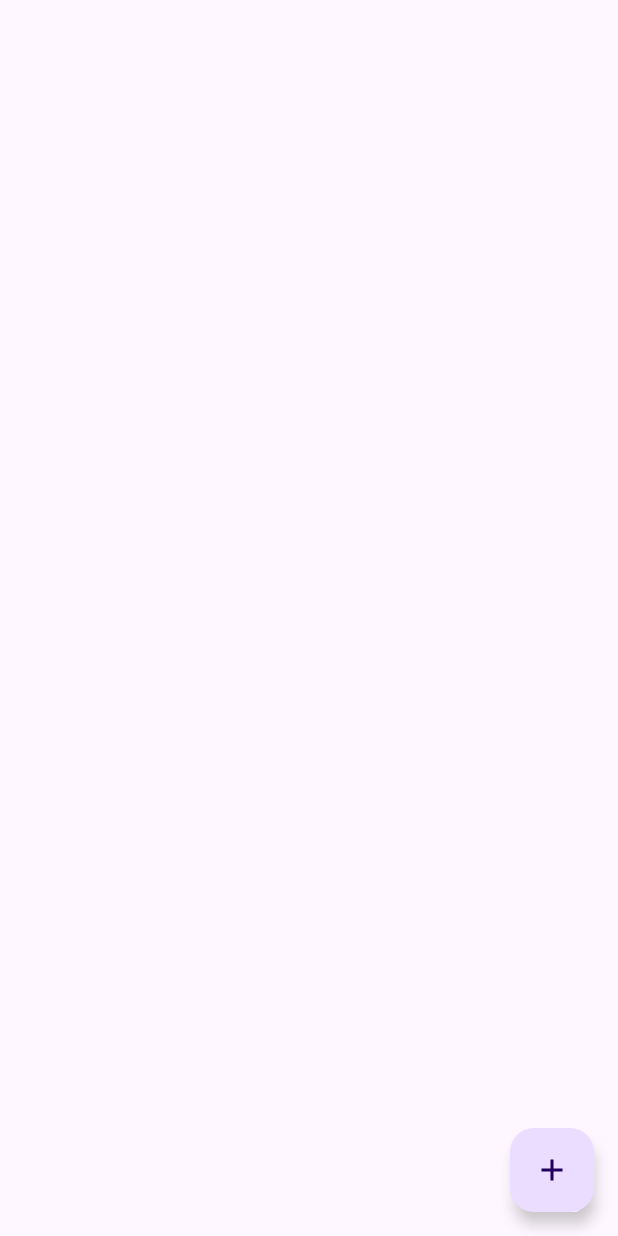
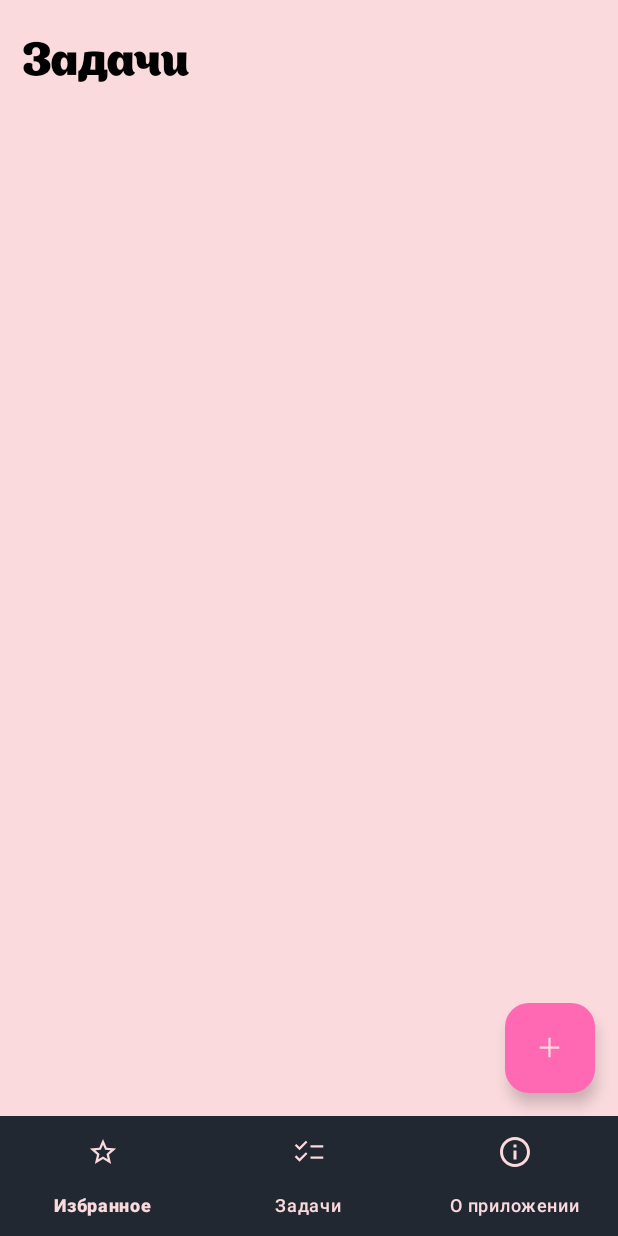
Before and after one commit to Nasri9358/TickTack, an Android app: the layout activity_main.xml on its own in the app's theme, with its tools: preview values and no code run, on a phone screen of 412 x 824 dp. Run offline under Robolectric (Android 15) with nearby library versions, the phone set to English and light mode, and no system bars.

Commit message:
подключение вьюшек

```diff
--- a/app/src/main/java/com/bignerdranch/android/ticktack/TaskDetailActivity.kt
+++ b/app/src/main/java/com/bignerdranch/android/ticktack/TaskDetailActivity.kt
@@ -1,7 +1,6 @@
 package com.bignerdranch.android.ticktack
 
 import android.os.Bundle
-import android.os.PersistableBundle
 import android.widget.Button
 import android.widget.EditText
 import androidx.appcompat.app.AppCompatActivity
@@ -12,7 +11,7 @@ class TaskDetailActivity : AppCompatActivity() {
 
     override fun onCreate(savedInstanceState: Bundle?) {
         super.onCreate(savedInstanceState)
-        setContentView(R.layout.activity_task_detail)
+        setContentView(R.layout.activity_task)
 
         taskViewModel = ViewModelProvider(this).get(TaskViewModel::class.java)
 
--- /dev/null
+++ b/app/src/main/res/drawable/ic_calendar.xml
@@ -0,0 +1,6 @@
+<?xml version="1.0" encoding="utf-8"?>
+<vector android:height="16dp" android:tint="#000000"
+    android:viewportHeight="24" android:viewportWidth="24"
+    android:width="16dp" xmlns:android="http://schemas.android.com/apk/res/android">
+    <path android:fillColor="@android:color/white" android:pathData="M19,4h-1V2h-2v2H8V2H6v2H5C3.89,4 3.01,4.9 3.01,6L3,20c0,1.1 0.89,2 2,2h14c1.1,0 2,-0.9 2,-2V6C21,4.9 20.1,4 19,4zM19,20H5V10h14V20zM9,14H7v-2h2V14zM13,14h-2v-2h2V14zM17,14h-2v-2h2V14zM9,18H7v-2h2V18zM13,18h-2v-2h2V18zM17,18h-2v-2h2V18z"/>
+</vector>
--- /dev/null
+++ b/app/src/main/res/drawable/ic_favourite.xml
@@ -0,0 +1,10 @@
+<?xml version="1.0" encoding="utf-8"?>
+<vector xmlns:android="http://schemas.android.com/apk/res/android"
+    android:width="24dp"
+    android:height="24dp"
+    android:viewportWidth="24"
+    android:viewportHeight="24">
+    <path
+        android:pathData="M8.85,16.825L12,14.925L15.15,16.85L14.325,13.25L17.1,10.85L13.45,10.525L12,7.125L10.55,10.5L6.9,10.825L9.675,13.25L8.85,16.825ZM6.575,19.962L8.008,13.792L3.221,9.644L9.537,9.096L12,3.279L14.463,9.096L20.779,9.644L15.992,13.792L17.425,19.962L12,16.688L6.575,19.962Z"
+        android:fillColor="@color/accentColor"/>
+</vector>
--- /dev/null
+++ b/app/src/main/res/drawable/ic_info.xml
@@ -0,0 +1,6 @@
+<?xml version="1.0" encoding="utf-8"?>
+<vector android:height="24dp" android:tint="#000000"
+    android:viewportHeight="24" android:viewportWidth="24"
+    android:width="24dp" xmlns:android="http://schemas.android.com/apk/res/android">
+    <path android:fillColor="@android:color/white" android:pathData="M11,7h2v2h-2V7zM11,11h2v6h-2V11zM12,2C6.48,2 2,6.48 2,12s4.48,10 10,10s10,-4.48 10,-10S17.52,2 12,2zM12,20c-4.41,0 -8,-3.59 -8,-8s3.59,-8 8,-8s8,3.59 8,8S16.41,20 12,20z"/>
+</vector>
--- /dev/null
+++ b/app/src/main/res/drawable/ic_plus.xml
@@ -0,0 +1,10 @@
+<?xml version="1.0" encoding="utf-8"?>
+<vector xmlns:android="http://schemas.android.com/apk/res/android"
+    android:width="24dp"
+    android:height="24dp"
+    android:viewportWidth="24"
+    android:viewportHeight="24">
+    <path
+        android:pathData="M6.25,7.75H0.5V6.25H6.25V0.5H7.75V6.25H13.5V7.75H7.75V13.5H6.25V7.75Z"
+        android:fillColor="#EEEEEE"/>
+</vector>
--- /dev/null
+++ b/app/src/main/res/drawable/ic_task_group_small.xml
@@ -0,0 +1,6 @@
+<?xml version="1.0" encoding="utf-8"?>
+<vector android:autoMirrored="true" android:height="16dp"
+android:tint="#000000" android:viewportHeight="24"
+android:viewportWidth="24" android:width="16dp" xmlns:android="http://schemas.android.com/apk/res/android">
+<path android:fillColor="@android:color/white" android:pathData="M4,10.5c-0.83,0 -1.5,0.67 -1.5,1.5s0.67,1.5 1.5,1.5 1.5,-0.67 1.5,-1.5 -0.67,-1.5 -1.5,-1.5zM4,4.5c-0.83,0 -1.5,0.67 -1.5,1.5S3.17,7.5 4,7.5 5.5,6.83 5.5,6 4.83,4.5 4,4.5zM4,16.5c-0.83,0 -1.5,0.68 -1.5,1.5s0.68,1.5 1.5,1.5 1.5,-0.68 1.5,-1.5 -0.67,-1.5 -1.5,-1.5zM7,19h14v-2L7,17v2zM7,13h14v-2L7,11v2zM7,5v2h14L21,5L7,5z"/>
+</vector>
--- /dev/null
+++ b/app/src/main/res/drawable/ic_tasks.xml
@@ -0,0 +1,10 @@
+<?xml version="1.0" encoding="utf-8"?>
+<vector xmlns:android="http://schemas.android.com/apk/res/android"
+    android:width="24dp"
+    android:height="24dp"
+    android:viewportWidth="24"
+    android:viewportHeight="24">
+    <path
+        android:pathData="M5.694,18.452L2.5,15.258L3.544,14.214L5.669,16.338L9.919,12.089L10.963,13.158L5.694,18.452ZM5.694,10.837L2.5,7.642L3.544,6.598L5.669,8.723L9.919,4.473L10.963,5.542L5.694,10.837ZM13.01,16.558V15.058H21.51V16.558H13.01ZM13.01,8.942V7.442H21.51V8.942H13.01Z"
+        android:fillColor="#EEEEEE"/>
+</vector>
--- a/app/src/main/res/layout/activity_main.xml
+++ b/app/src/main/res/layout/activity_main.xml
@@ -1,24 +1,60 @@
 <?xml version="1.0" encoding="utf-8"?>
-<RelativeLayout xmlns:android="http://schemas.android.com/apk/res/android"
+<androidx.constraintlayout.widget.ConstraintLayout xmlns:android="http://schemas.android.com/apk/res/android"
+    xmlns:app="http://schemas.android.com/apk/res-auto"
+    xmlns:tools="http://schemas.android.com/tools"
     android:layout_width="match_parent"
-    android:layout_height="match_parent">
+    android:layout_height="match_parent"
+    android:background="@color/primaryColor"
+    tools:context=".presentation.view.MainActivity">
 
-    <androidx.recyclerview.widget.RecyclerView
-        android:id="@+id/recyclerView"
+    <LinearLayout
+        android:id="@+id/linearLayout2"
         android:layout_width="match_parent"
-        android:layout_height="0dp"
-        android:layout_alignParentTop="true"
-        android:layout_above="@id/fab"
-        android:layout_marginBottom="16dp" />
+        android:layout_height="match_parent"
+        android:orientation="vertical">
+
+        <TextView
+            android:id="@+id/tvActivityTitle"
+            android:layout_width="match_parent"
+            android:layout_height="80dp"
+            android:gravity="center_vertical"
+            android:paddingStart="15dp"
+            android:text="@string/tasks"
+            android:textAppearance="@style/textHeaderStyle"
+            android:textSize="30sp"
+            app:layout_constraintEnd_toEndOf="parent"
+            app:layout_constraintStart_toStartOf="parent"
+            app:layout_constraintTop_toTopOf="parent" />
+
+        <FrameLayout
+            android:id="@+id/mainFrameLayout"
+            android:layout_width="match_parent"
+            android:layout_height="0dp"
+            android:layout_weight="1" />
+
+
+        <com.google.android.material.bottomnavigation.BottomNavigationView
+            android:id="@+id/navBottomMenu"
+            style="@style/bottomNavigationStyle"
+            android:layout_width="match_parent"
+            android:layout_height="80dp"
+            android:layout_gravity="start"
+            app:layout_constraintBottom_toBottomOf="parent"
+            app:menu="@menu/bottom_navigation_menu">
+
+        </com.google.android.material.bottomnavigation.BottomNavigationView>
+    </LinearLayout>
 
     <com.google.android.material.floatingactionbutton.FloatingActionButton
-        android:id="@+id/fab"
-        android:layout_width="wrap_content"
-        android:layout_height="wrap_content"
-        android:layout_alignParentBottom="true"
-        android:layout_alignParentEnd="true"
-        android:layout_margin="16dp"
-        android:src="@drawable/ic_add"
-        android:contentDescription="@string/add_tack" />
+        android:id="@+id/btnCreateItem"
+        style="@style/floatingButtonStyle"
+        android:layout_width="60dp"
+        android:layout_height="60dp"
+        android:layout_marginEnd="15dp"
+        android:layout_marginBottom="95dp"
+        android:src="@drawable/ic_plus"
+        app:fabCustomSize="70dp"
+        app:layout_constraintBottom_toBottomOf="@+id/linearLayout2"
+        app:layout_constraintEnd_toEndOf="parent" />
 
-</RelativeLayout>
+</androidx.constraintlayout.widget.ConstraintLayout>
--- /dev/null
+++ b/app/src/main/res/menu/bottom_navigation_menu.xml
@@ -0,0 +1,20 @@
+<?xml version="1.0" encoding="utf-8"?>
+<menu xmlns:android="http://schemas.android.com/apk/res/android">
+    <item
+        android:id="@+id/nav_favourive"
+        android:title="@string/isFavourite"
+        android:icon="@drawable/ic_favourite"
+        android:orderInCategory="1" />
+
+    <item
+        android:id="@+id/nav_tasks"
+        android:title="@string/tasks"
+        android:icon="@drawable/ic_tasks"
+        android:orderInCategory="2"/>
+
+    <item
+        android:id="@+id/nav_settings"
+        android:icon="@drawable/ic_info"
+        android:title="@string/about"
+        android:orderInCategory="3"/>
+</menu>
--- a/app/src/main/res/values/colors.xml
+++ b/app/src/main/res/values/colors.xml
@@ -1,5 +1,10 @@
 <?xml version="1.0" encoding="utf-8"?>
 <resources>
+    <color name="primaryColor">#fadadd</color>
     <color name="black">#FF000000</color>
     <color name="white">#FFFFFFFF</color>
+    <color name="secondaryColor">#222831</color>
+    <color name="accentColor">#FF69B4</color>
+    <color name="errorColor">#FF69B4</color>
+
 </resources>
--- /dev/null
+++ b/app/src/main/res/values/styles.xml
@@ -0,0 +1,34 @@
+<?xml version="1.0" encoding="utf-8"?>
+<resources>
+    <style name="textHeaderStyle">
+        <item name="android:fontFamily">@font/appetite</item>
+        <item name="android:textSize">30sp</item>
+    </style>
+    <style name="bottomNavigationStyle" parent="Widget.Material3.BottomNavigationView">
+        <item name="backgroundTint">@color/secondaryColor</item>
+        <item name="itemRippleColor">@color/accentColor</item>
+        <item name="itemIconTint">@color/primaryColor</item>
+        <item name="itemTextColor">@color/primaryColor</item>
+        <item name="itemActiveIndicatorStyle">@style/bottomNavigation.ActiveIndicatorStyle</item>
+    </style>
+    <style name="floatingButtonStyle" parent="Widget.Material3.FloatingActionButton.Primary">
+        <item name="android:layout_height">60dp</item>
+        <item name="android:layout_width">60dp</item>
+        <item name="backgroundTint">@color/accentColor</item>
+        <item name="tint">@color/primaryColor</item>
+    </style>
+    <style name="textDefaultStyle">
+        <item name="android:fontFamily">@font/appetite</item>
+        <item name="android:textSize">16sp</item>
+    </style>
+    <style name="taskItemCardStyle">
+        <item name="cornerRadius">10dp</item>
+        <item name="android:layout_marginStart">15dp</item>
+        <item name="android:layout_marginEnd">15dp</item>
+        <item name="android:layout_marginTop">5dp</item>
+        <item name="android:layout_marginBottom">5dp</item>
+    </style>
+    <style name="checkboxStyle" parent="Widget.Material3.CompoundButton.CheckBox">
+        <item name="buttonTint">@color/accentColor</item>
+    </style>
+</resources>
--- a/gradle/libs.versions.toml
+++ b/gradle/libs.versions.toml
@@ -1,5 +1,5 @@
 [versions]
-agp = "8.4.1"
+agp = "8.5.0"
 kotlin = "1.9.0"
 coreKtx = "1.13.1"
 junit = "4.13.2"
```
Also changed, not shown: app/src/main/res/drawable/ic_delete.xml (added, +10 -0 lines), app/src/main/res/layout/activity_task.xml (added, +129 -0 lines), app/src/main/res/layout/activity_task_detail.xml (deleted, +0 -28 lines), app/src/main/res/layout/activity_task_group.xml (added, +91 -0 lines), app/src/main/res/layout/task_item.xml (added, +81 -0 lines), app/src/main/res/values/strings.xml (+17 -2 lines), app/src/main/res/font/appetite.ttf (added), gradle/wrapper/gradle-wrapper.properties.
